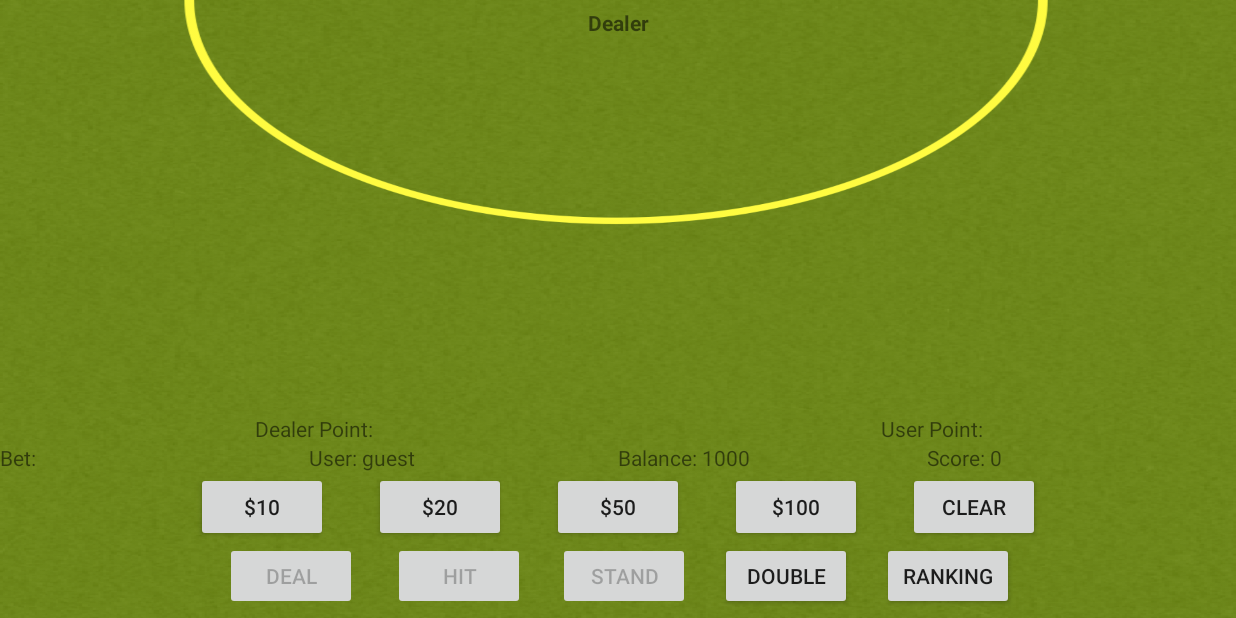
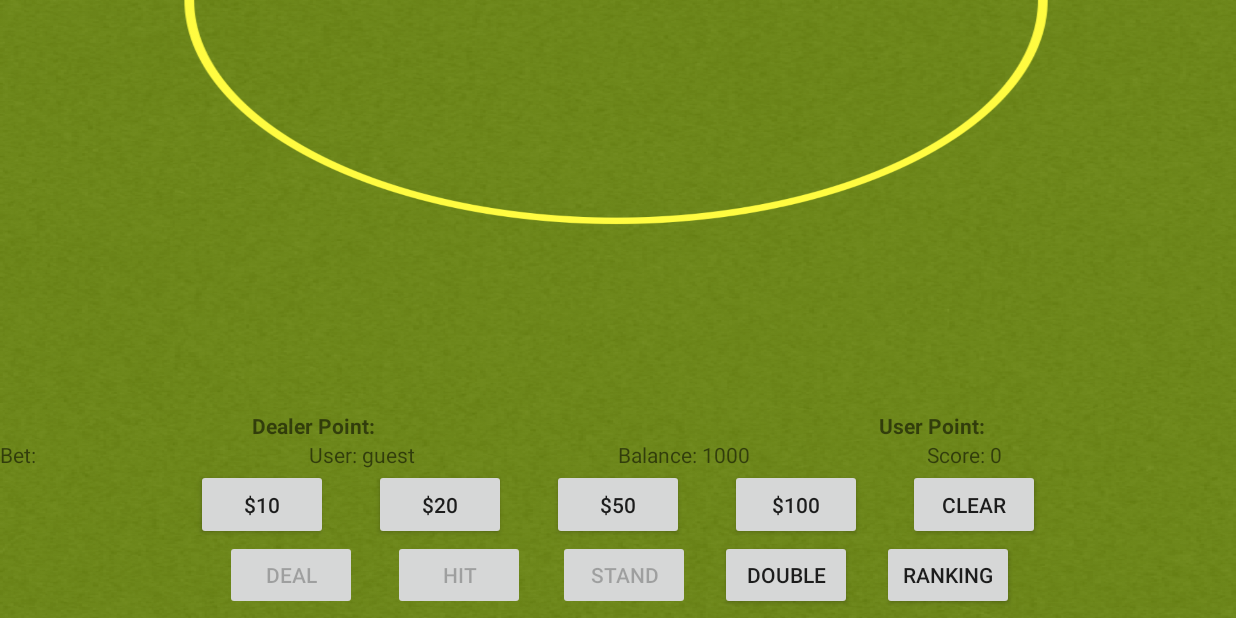
Before and after one commit to YiWeiShen/Group2_Blackjack, an Android app: the screen it shows after launch (GameActivity), after a tap on "PLAY AS A GUEST", on a phone screen of 824 x 412 dp (held sideways). Run offline under Robolectric (Android 15) with nearby library versions, the phone set to English and light mode, and no system bars.

Commit message:
update game

```diff
--- a/app/src/main/res/layout/activity_game.xml
+++ b/app/src/main/res/layout/activity_game.xml
@@ -11,6 +11,7 @@
     <LinearLayout
         android:layout_width="match_parent"
         android:layout_height="wrap_content"
+        android:layout_margin="1dp"
         android:layout_weight="1"
         android:orientation="horizontal">
 
@@ -18,11 +19,9 @@
             android:id="@+id/textView"
             android:layout_width="0dp"
             android:layout_height="wrap_content"
-            android:layout_margin="5dp"
             android:layout_weight="1"
             android:gravity="center"
-            android:text="@string/dealer"
-            android:textSize="14sp"
+            android:textSize="10sp"
             android:textStyle="bold"
             tools:ignore="NestedWeights" />
     </LinearLayout>
@@ -142,7 +141,8 @@
                 android:layout_height="wrap_content"
                 android:layout_weight="1"
                 android:gravity="center"
-                android:text="@string/dealPoint" />
+                android:text="@string/dealPoint"
+                android:textStyle="bold" />
 
             <TextView
                 android:id="@+id/user_point"
@@ -150,7 +150,8 @@
                 android:layout_height="wrap_content"
                 android:layout_weight="1"
                 android:gravity="center"
-                android:text="@string/userPoint" />
+                android:text="@string/userPoint"
+                android:textStyle="bold" />
         </LinearLayout>
 
         <LinearLayout
```
Also changed, not shown: app/src/main/java/com/example/group2_blackjack/GameActivity.java (+40 -58 lines).
